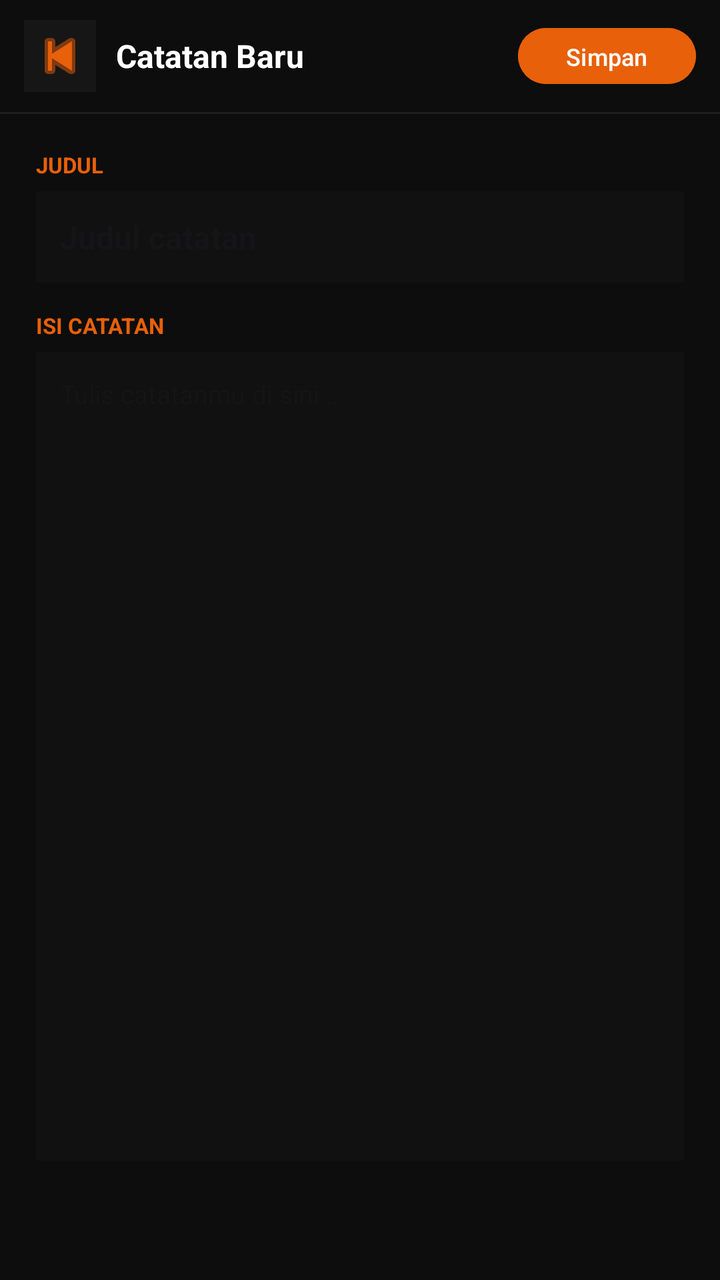
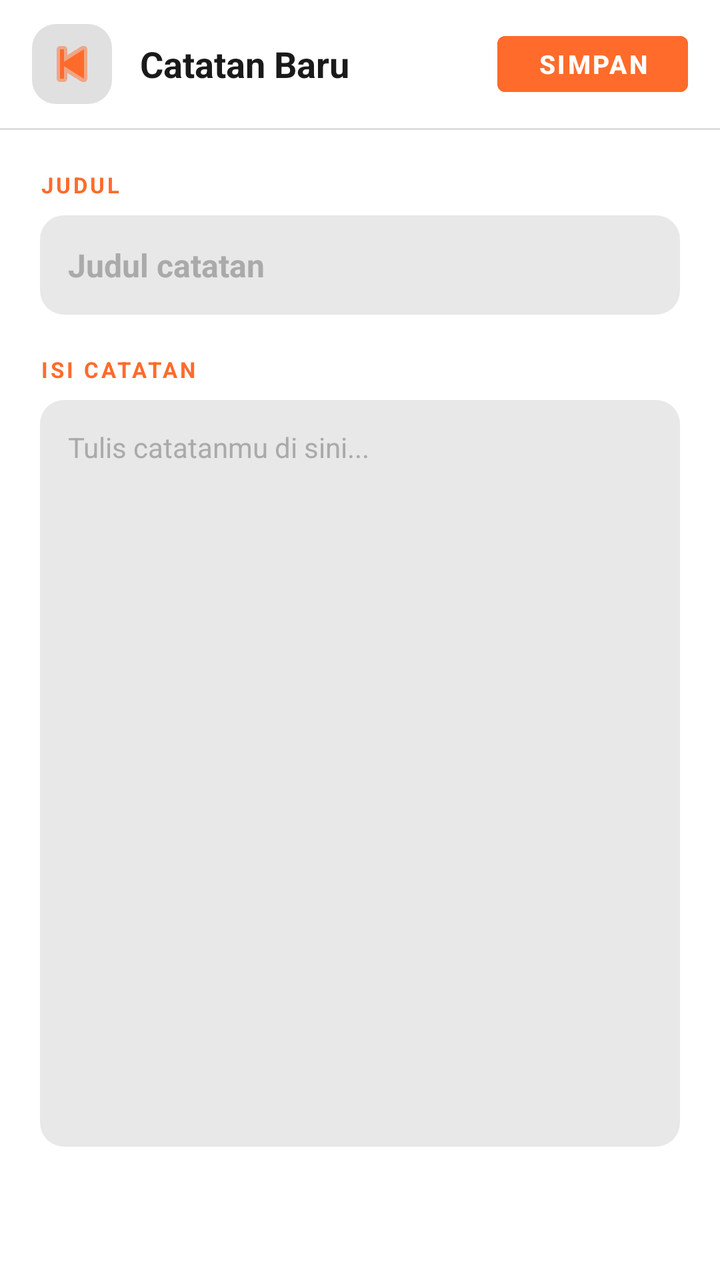

Screens rendered from an Android XML layout before and after an edit, with the pre-edit source and the edit as a unified diff.
<!-- AndroidManifest.xml: application theme Theme.NotesApp -->
<!-- res/layout/fragment_note_detail.xml -->
<?xml version="1.0" encoding="utf-8"?>
<LinearLayout
    xmlns:android="http://schemas.android.com/apk/res/android"
    xmlns:app="http://schemas.android.com/apk/res-auto"
    android:layout_width="match_parent"
    android:layout_height="match_parent"
    android:orientation="vertical"
    android:background="#0D0D0D">

    <LinearLayout
        android:layout_width="match_parent"
        android:layout_height="56dp"
        android:orientation="horizontal"
        android:gravity="center_vertical"
        android:paddingStart="12dp"
        android:paddingEnd="12dp"
        android:background="#0D0D0D">

        <ImageButton
            android:id="@+id/btnBack"
            android:layout_width="36dp"
            android:layout_height="36dp"
            android:background="#161616"
            android:src="@android:drawable/ic_media_previous"
            android:tint="#E8600A"/>

        <TextView
            android:id="@+id/tvToolbarTitle"
            android:layout_width="0dp"
            android:layout_height="wrap_content"
            android:layout_weight="1"
            android:text="Catatan Baru"
            android:textColor="#FFFFFF"
            android:textSize="16sp"
            android:textStyle="bold"
            android:layout_marginStart="10dp"/>

        <Button
            android:id="@+id/btnSave"
            android:layout_width="wrap_content"
            android:layout_height="36dp"
            android:text="Simpan"
            android:textColor="#FFFFFF"
            android:textSize="12sp"
            android:backgroundTint="#E8600A"
            android:stateListAnimator="@null"/>
    </LinearLayout>

    <View
        android:layout_width="match_parent"
        android:layout_height="1dp"
        android:background="#1E1E1E"/>

    <LinearLayout
        android:layout_width="match_parent"
        android:layout_height="0dp"
        android:layout_weight="1"
        android:orientation="vertical"
        android:padding="18dp">

        <TextView
            android:layout_width="wrap_content"
            android:layout_height="wrap_content"
            android:text="JUDUL"
            android:textColor="#E8600A"
            android:textSize="11sp"
            android:textStyle="bold"/>

        <EditText
            android:id="@+id/etTitle"
            android:layout_width="match_parent"
            android:layout_height="wrap_content"
            android:layout_marginTop="6dp"
            android:background="#111111"
            android:padding="12dp"
            android:hint="Judul catatan"
            android:textColor="#FFFFFF"
            android:textSize="16sp"
            android:textStyle="bold"
            android:inputType="textCapSentences"/>

        <TextView
            android:layout_width="wrap_content"
            android:layout_height="wrap_content"
            android:text="ISI CATATAN"
            android:textColor="#E8600A"
            android:textSize="11sp"
            android:textStyle="bold"
            android:layout_marginTop="14dp"/>

        <EditText
            android:id="@+id/etContent"
            android:layout_width="match_parent"
            android:layout_height="0dp"
            android:layout_weight="1"
            android:layout_marginTop="6dp"
            android:background="#111111"
            android:padding="12dp"
            android:hint="Tulis catatanmu di sini..."
            android:textColor="#FFFFFF"
            android:textSize="13sp"
            android:gravity="top"
            android:inputType="textCapSentences|textMultiLine"/>
    </LinearLayout>

    <LinearLayout
        android:layout_width="match_parent"
        android:layout_height="wrap_content"
        android:orientation="horizontal"
        android:gravity="center_vertical"
        android:paddingStart="18dp"
        android:paddingEnd="18dp"
        android:paddingBottom="18dp"
        android:paddingTop="10dp">

        <TextView
            android:id="@+id/tvCreatedAt"
            android:layout_width="0dp"
            android:layout_weight="1"
            android:layout_height="wrap_content"
            android:textColor="#333333"
            android:textSize="10sp"/>

        <Button
            android:id="@+id/btnDelete"
            android:layout_width="wrap_content"
            android:layout_height="32dp"
            android:text="Hapus"
            android:textColor="#E8600A"
            android:textSize="11sp"
            android:backgroundTint="#1A0A00"
            android:stateListAnimator="@null"
            android:visibility="gone"/>
    </LinearLayout>

</LinearLayout>
<!-- resources referenced by this layout -->
<resources>
  <style name="Theme.NotesApp" parent="Base.Theme.NotesApp" />
  <style name="Base.Theme.NotesApp" parent="Theme.Material3.DayNight.NoActionBar">
          
          
      </style>
</resources>

<!-- the commit's change to res/layout/fragment_note_detail.xml (unified diff, before → after) -->
@@ -1,28 +1,28 @@
 <?xml version="1.0" encoding="utf-8"?>
 <LinearLayout
     xmlns:android="http://schemas.android.com/apk/res/android"
-    xmlns:app="http://schemas.android.com/apk/res-auto"
     android:layout_width="match_parent"
     android:layout_height="match_parent"
     android:orientation="vertical"
-    android:background="#0D0D0D">
+    android:background="@color/colorBackground">
 
     <LinearLayout
         android:layout_width="match_parent"
-        android:layout_height="56dp"
+        android:layout_height="64dp"
         android:orientation="horizontal"
         android:gravity="center_vertical"
-        android:paddingStart="12dp"
-        android:paddingEnd="12dp"
-        android:background="#0D0D0D">
+        android:paddingStart="16dp"
+        android:paddingEnd="16dp"
+        android:background="@color/colorBackground">
 
         <ImageButton
             android:id="@+id/btnBack"
-            android:layout_width="36dp"
-            android:layout_height="36dp"
-            android:background="#161616"
+            android:layout_width="40dp"
+            android:layout_height="40dp"
+            android:background="@drawable/bg_icon_button"
             android:src="@android:drawable/ic_media_previous"
-            android:tint="#E8600A"/>
+            android:tint="@color/colorAccent"
+            android:padding="10dp"/>
 
         <TextView
             android:id="@+id/tvToolbarTitle"
@@ -30,75 +30,82 @@
             android:layout_height="wrap_content"
             android:layout_weight="1"
             android:text="Catatan Baru"
-            android:textColor="#FFFFFF"
-            android:textSize="16sp"
+            android:textColor="@color/colorTextPrimary"
+            android:textSize="18sp"
             android:textStyle="bold"
-            android:layout_marginStart="10dp"/>
+            android:layout_marginStart="14dp"/>
 
         <Button
             android:id="@+id/btnSave"
             android:layout_width="wrap_content"
-            android:layout_height="36dp"
+            android:layout_height="40dp"
             android:text="Simpan"
             android:textColor="#FFFFFF"
-            android:textSize="12sp"
-            android:backgroundTint="#E8600A"
+            android:textSize="13sp"
+            android:textStyle="bold"
+            android:backgroundTint="@color/colorAccent"
+            android:paddingStart="20dp"
+            android:paddingEnd="20dp"
             android:stateListAnimator="@null"/>
     </LinearLayout>
 
     <View
         android:layout_width="match_parent"
         android:layout_height="1dp"
-        android:background="#1E1E1E"/>
+        android:background="@color/colorDivider"/>
 
     <LinearLayout
         android:layout_width="match_parent"
         android:layout_height="0dp"
         android:layout_weight="1"
         android:orientation="vertical"
-        android:padding="18dp">
+        android:padding="20dp">
 
         <TextView
             android:layout_width="wrap_content"
             android:layout_height="wrap_content"
             android:text="JUDUL"
-            android:textColor="#E8600A"
+            android:textColor="@color/colorAccent"
             android:textSize="11sp"
-            android:textStyle="bold"/>
+            android:textStyle="bold"
+            android:letterSpacing="0.12"
+            android:layout_marginBottom="8dp"/>
 
         <EditText
             android:id="@+id/etTitle"
             android:layout_width="match_parent"
             android:layout_height="wrap_content"
-            android:layout_marginTop="6dp"
-            android:background="#111111"
-            android:padding="12dp"
+            android:background="@drawable/bg_edittext"
+            android:padding="14dp"
             android:hint="Judul catatan"
-            android:textColor="#FFFFFF"
+            android:textColor="@color/colorTextPrimary"
+            android:textColorHint="@color/colorTextHint"
             android:textSize="16sp"
             android:textStyle="bold"
-            android:inputType="textCapSentences"/>
+            android:inputType="textCapSentences"
+            android:layout_marginBottom="20dp"/>
 
         <TextView
             android:layout_width="wrap_content"
             android:layout_height="wrap_content"
             android:text="ISI CATATAN"
-            android:textColor="#E8600A"
+            android:textColor="@color/colorAccent"
             android:textSize="11sp"
             android:textStyle="bold"
-            android:layout_marginTop="14dp"/>
+            android:letterSpacing="0.12"
+            android:layout_marginBottom="8dp"/>
 
         <EditText
             android:id="@+id/etContent"
             android:layout_width="match_parent"
             android:layout_height="0dp"
             android:layout_weight="1"
-            android:layout_marginTop="6dp"
-            android:background="#111111"
-            android:padding="12dp"
+            android:background="@drawable/bg_edittext"
+            android:padding="14dp"
             android:hint="Tulis catatanmu di sini..."
-            android:textColor="#FFFFFF"
-            android:textSize="13sp"
+            android:textColor="@color/colorTextPrimary"
+            android:textColorHint="@color/colorTextHint"
+            android:textSize="14sp"
             android:gravity="top"
             android:inputType="textCapSentences|textMultiLine"/>
     </LinearLayout>
@@ -108,29 +115,28 @@
         android:layout_height="wrap_content"
         android:orientation="horizontal"
         android:gravity="center_vertical"
-        android:paddingStart="18dp"
-        android:paddingEnd="18dp"
-        android:paddingBottom="18dp"
-        android:paddingTop="10dp">
+        android:paddingStart="20dp"
+        android:paddingEnd="20dp"
+        android:paddingBottom="20dp"
+        android:paddingTop="12dp">
 
         <TextView
             android:id="@+id/tvCreatedAt"
             android:layout_width="0dp"
             android:layout_weight="1"
             android:layout_height="wrap_content"
-            android:textColor="#333333"
-            android:textSize="10sp"/>
+            android:textColor="@color/colorTextSecondary"
+            android:textSize="11sp"/>
 
         <Button
             android:id="@+id/btnDelete"
             android:layout_width="wrap_content"
-            android:layout_height="32dp"
-            android:text="Hapus"
-            android:textColor="#E8600A"
-            android:textSize="11sp"
-            android:backgroundTint="#1A0A00"
+            android:layout_height="36dp"
+            android:text="🗑 Hapus"
+            android:textColor="@color/colorAccent"
+            android:textSize="12sp"
+            android:backgroundTint="@color/colorDeleteBg"
             android:stateListAnimator="@null"
             android:visibility="gone"/>
     </LinearLayout>
-
 </LinearLayout>
<!-- resource entries referenced after the edit -->
@@ -1,9 +1,33 @@
 <!-- resources referenced by this layout -->
 <resources>
-  <style name="Theme.NotesApp" parent="Base.Theme.NotesApp" />
-  <style name="Base.Theme.NotesApp" parent="Theme.Material3.DayNight.NoActionBar">
-          
-          
+  <color name="colorAccent">#FF6B2B</color>
+  <color name="colorBackground">#FFFFFF</color>
+  <color name="colorDeleteBg">#FFE0D0</color>
+  <color name="colorDivider">#DDDDDD</color>
+  <color name="colorTextHint">#AAAAAA</color>
+  <color name="colorTextPrimary">#1A1A1A</color>
+  <color name="colorTextSecondary">#666666</color>
+  <!-- drawable bg_edittext (drawable) -->
+  <?xml version="1.0" encoding="utf-8"?>
+  <shape xmlns:android="http://schemas.android.com/apk/res/android"
+      android:shape="rectangle">
+      <solid android:color="@color/colorInputBg"/>
+      <corners android:radius="12dp"/>
+  </shape>
+  <!-- drawable bg_icon_button (drawable) -->
+  <?xml version="1.0" encoding="utf-8"?>
+  <shape xmlns:android="http://schemas.android.com/apk/res/android"
+      android:shape="rectangle">
+      <solid android:color="@color/colorIconBg"/>
+      <corners android:radius="12dp"/>
+  </shape>
+  <style name="Theme.NotesApp" parent="Theme.MaterialComponents.DayNight.NoActionBar">
+          <item name="colorPrimary">@color/colorAccent</item>
+          <item name="colorPrimaryVariant">@color/colorAccent</item>
+          <item name="colorOnPrimary">#FFFFFF</item>
+          <item name="android:windowBackground">@color/colorBackground</item>
       </style>
+  <color name="colorInputBg">#E8E8E8</color>
+  <color name="colorIconBg">#E0E0E0</color>
 </resources>
 
